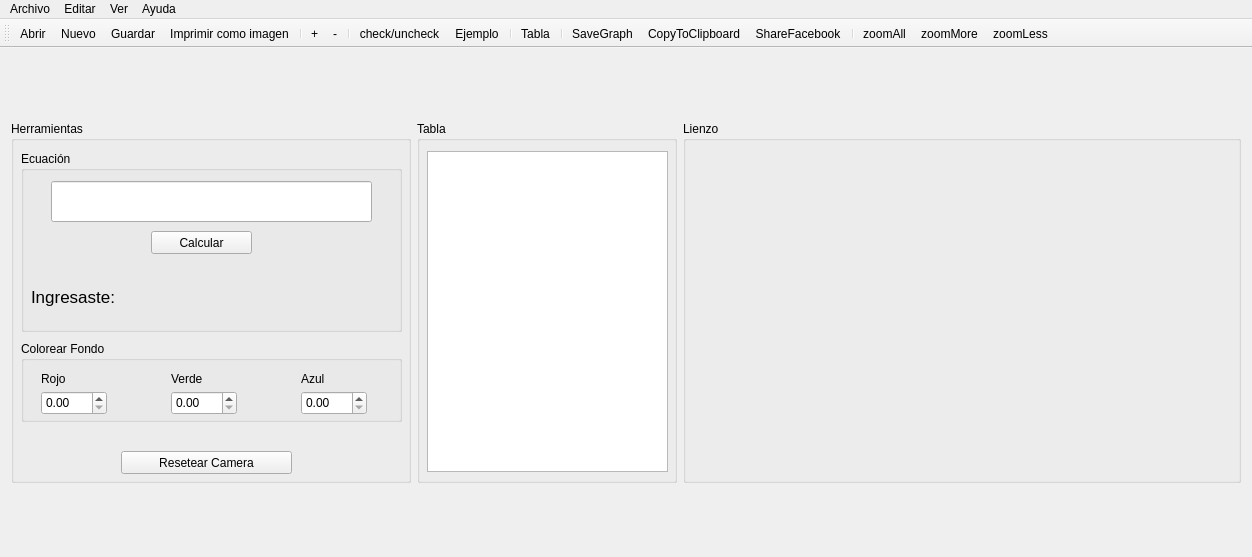
Qt form ui/mainwindow.ui (JairFrancesco/easyGraph) before a commit.
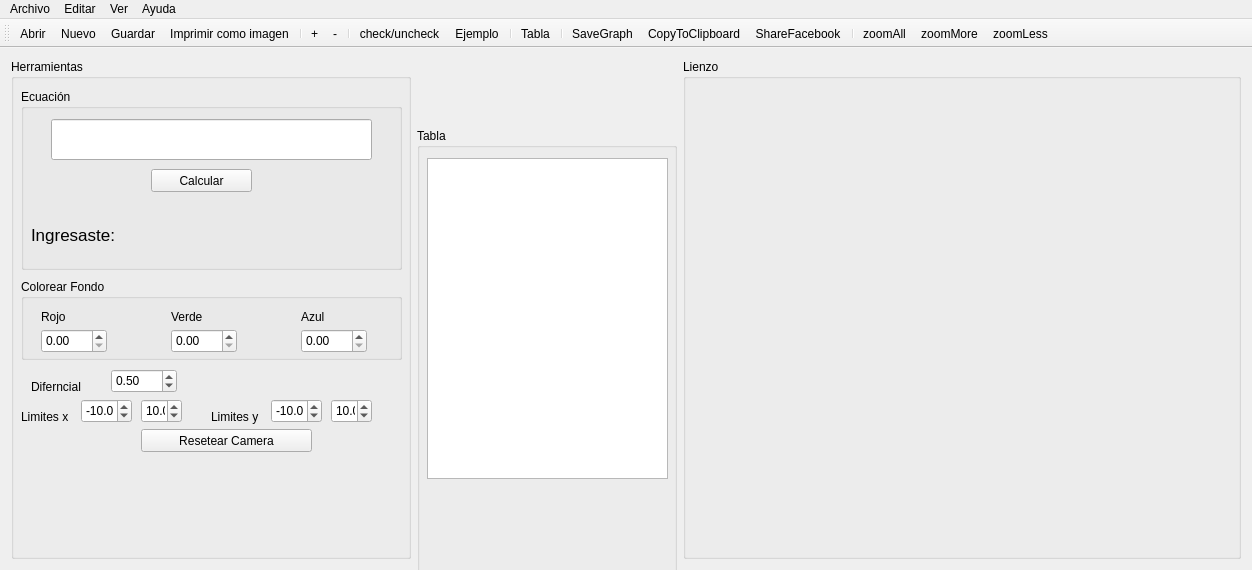
The same form after that commit. Icons and pictures are not drawn. Custom widgets are drawn as their Qt base class.

Commit message:
Spins , 3d y 2d juntos por fin ... limites caution
Algunos bugs de libreria
y otros de no se que .. al cambiar los limites

```diff
--- a/ui/mainwindow.ui
+++ b/ui/mainwindow.ui
@@ -7,7 +7,7 @@
     <x>0</x>
     <y>0</y>
     <width>1252</width>
-    <height>557</height>
+    <height>479</height>
    </rect>
   </property>
   <property name="windowTitle">
@@ -17,6 +17,12 @@
    <layout class="QGridLayout" name="gridLayout">
     <item row="0" column="1">
      <widget class="QGroupBox" name="groupBox_5">
+      <property name="minimumSize">
+       <size>
+        <width>0</width>
+        <height>500</height>
+       </size>
+      </property>
       <property name="maximumSize">
        <size>
         <width>260</width>
@@ -40,6 +46,12 @@
     </item>
     <item row="0" column="3">
      <widget class="QGroupBox" name="groupBox_2">
+      <property name="minimumSize">
+       <size>
+        <width>0</width>
+        <height>500</height>
+       </size>
+      </property>
       <property name="title">
        <string>Lienzo</string>
       </property>
@@ -57,6 +69,12 @@
     </item>
     <item row="0" column="0">
      <widget class="QGroupBox" name="groupBox">
+      <property name="minimumSize">
+       <size>
+        <width>0</width>
+        <height>500</height>
+       </size>
+      </property>
       <property name="maximumSize">
        <size>
         <width>400</width>
@@ -169,8 +187,8 @@
       <widget class="QPushButton" name="pushButton">
        <property name="geometry">
         <rect>
-         <x>110</x>
-         <y>330</y>
+         <x>130</x>
+         <y>370</y>
          <width>171</width>
          <height>23</height>
         </rect>
@@ -251,6 +269,158 @@
         </property>
        </widget>
       </widget>
+      <widget class="QDoubleSpinBox" name="spinDiferencial">
+       <property name="geometry">
+        <rect>
+         <x>100</x>
+         <y>310</y>
+         <width>66</width>
+         <height>24</height>
+        </rect>
+       </property>
+       <property name="maximum">
+        <double>1.000000000000000</double>
+       </property>
+       <property name="singleStep">
+        <double>0.100000000000000</double>
+       </property>
+       <property name="value">
+        <double>0.500000000000000</double>
+       </property>
+      </widget>
+      <widget class="QLabel" name="label_5">
+       <property name="geometry">
+        <rect>
+         <x>20</x>
+         <y>320</y>
+         <width>59</width>
+         <height>15</height>
+        </rect>
+       </property>
+       <property name="text">
+        <string>Diferncial</string>
+       </property>
+      </widget>
+      <widget class="QLabel" name="label_6">
+       <property name="geometry">
+        <rect>
+         <x>10</x>
+         <y>350</y>
+         <width>59</width>
+         <height>15</height>
+        </rect>
+       </property>
+       <property name="text">
+        <string>Limites x</string>
+       </property>
+      </widget>
+      <widget class="QDoubleSpinBox" name="spinLimx1">
+       <property name="geometry">
+        <rect>
+         <x>70</x>
+         <y>340</y>
+         <width>51</width>
+         <height>24</height>
+        </rect>
+       </property>
+       <property name="decimals">
+        <number>1</number>
+       </property>
+       <property name="minimum">
+        <double>-20.000000000000000</double>
+       </property>
+       <property name="maximum">
+        <double>20.000000000000000</double>
+       </property>
+       <property name="singleStep">
+        <double>1.000000000000000</double>
+       </property>
+       <property name="value">
+        <double>-10.000000000000000</double>
+       </property>
+      </widget>
+      <widget class="QDoubleSpinBox" name="spinLimx2">
+       <property name="geometry">
+        <rect>
+         <x>130</x>
+         <y>340</y>
+         <width>41</width>
+         <height>24</height>
+        </rect>
+       </property>
+       <property name="minimum">
+        <double>-20.000000000000000</double>
+       </property>
+       <property name="maximum">
+        <double>20.000000000000000</double>
+       </property>
+       <property name="singleStep">
+        <double>1.000000000000000</double>
+       </property>
+       <property name="value">
+        <double>10.000000000000000</double>
+       </property>
+      </widget>
+      <widget class="QDoubleSpinBox" name="spinLimy2">
+       <property name="geometry">
+        <rect>
+         <x>320</x>
+         <y>340</y>
+         <width>41</width>
+         <height>24</height>
+        </rect>
+       </property>
+       <property name="minimum">
+        <double>-20.000000000000000</double>
+       </property>
+       <property name="maximum">
+        <double>20.000000000000000</double>
+       </property>
+       <property name="singleStep">
+        <double>1.000000000000000</double>
+       </property>
+       <property name="value">
+        <double>10.000000000000000</double>
+       </property>
+      </widget>
+      <widget class="QDoubleSpinBox" name="spinLimy1">
+       <property name="geometry">
+        <rect>
+         <x>260</x>
+         <y>340</y>
+         <width>51</width>
+         <height>24</height>
+        </rect>
+       </property>
+       <property name="decimals">
+        <number>1</number>
+       </property>
+       <property name="minimum">
+        <double>-20.000000000000000</double>
+       </property>
+       <property name="maximum">
+        <double>20.000000000000000</double>
+       </property>
+       <property name="singleStep">
+        <double>1.000000000000000</double>
+       </property>
+       <property name="value">
+        <double>-10.000000000000000</double>
+       </property>
+      </widget>
+      <widget class="QLabel" name="label_7">
+       <property name="geometry">
+        <rect>
+         <x>200</x>
+         <y>350</y>
+         <width>59</width>
+         <height>15</height>
+        </rect>
+       </property>
+       <property name="text">
+        <string>Limites y</string>
+       </property>
+      </widget>
      </widget>
     </item>
    </layout>
```
Left out of the diff: 7 changed lines with no effect on the pictures. The commit also changes 2 other files.
